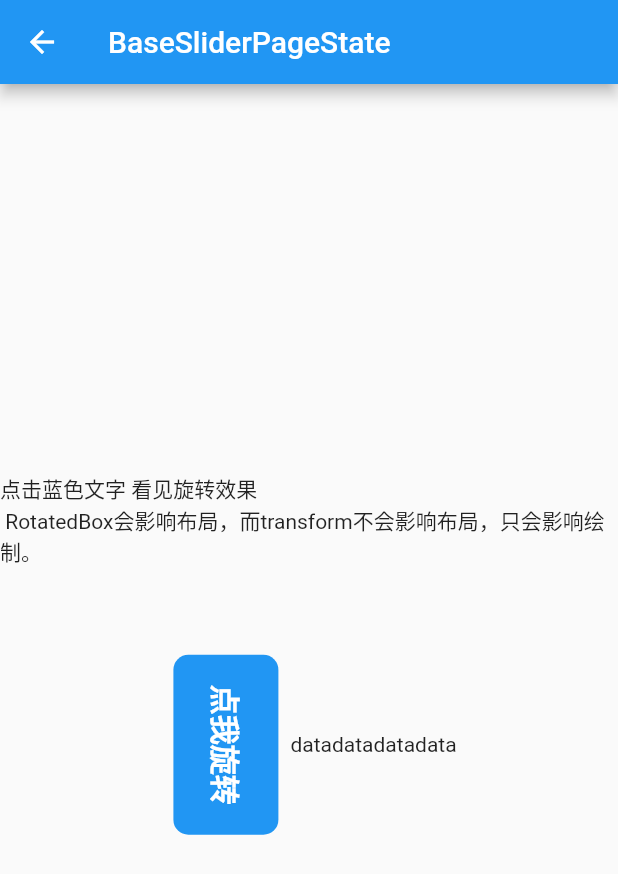
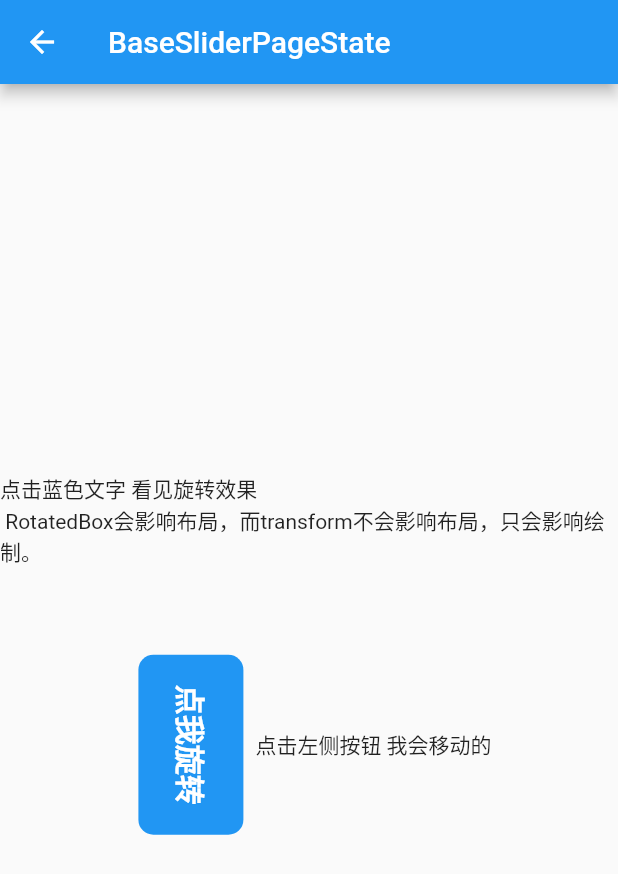
Before and after one commit to ifgyong/flutter-example, a Flutter app: the BaseRotationBoxPage screen opened by its route, on a phone screen of 412 x 824 dp. Shown: the top 874 px of the screen. Run offline on Flutter 3.47's test engine with Material 2 defaults, Android fonts, the phone set to English and light mode, and no system bars; our stand-ins replace animated_text_kit, bloc, connectivity, dio, equatable, flutter_bloc and 12 more; missing offline and left inert: dart:ffi, dart:html, flutter_easyhub, flutter_simple_record_and_player, qr_code_scanner; accounts and stored records are empty.

Commit message:
feat:slider demo

```diff
--- a/lib/baseWidget/base_rotation.dart
+++ b/lib/baseWidget/base_rotation.dart
@@ -60,7 +60,7 @@ class _BaseSliderPageState extends State<BaseRotationBoxPage> {
                     });
                   },
                 ),
-                Text('datadatadatadata'),
+                Text('点击左侧按钮 我会移动的'),
               ],
             )
           ],
```
